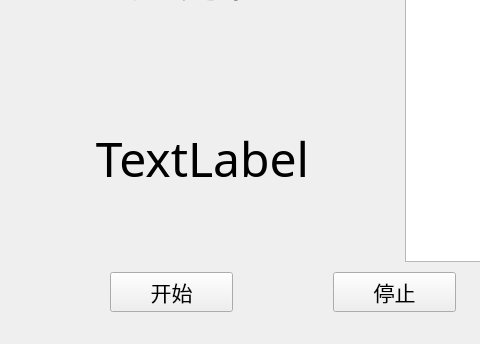
Qt form readpress/untitled/mainwindow.ui (NewJerseyBB62/qt) before a commit; both pictures show x 0 to 480 and y 256 to 600 of the 800 by 600 pixel window.
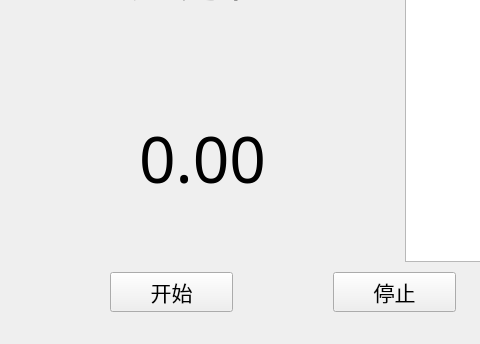
The same form after that commit.

Diff of the .ui file:
```diff
--- a/readpress/untitled/mainwindow.ui
+++ b/readpress/untitled/mainwindow.ui
@@ -364,11 +364,11 @@
           <property name="font">
            <font>
             <family>微软雅黑</family>
-            <pointsize>36</pointsize>
+            <pointsize>48</pointsize>
            </font>
           </property>
           <property name="text">
-           <string>TextLabel</string>
+           <string>0.00</string>
           </property>
           <property name="alignment">
            <set>Qt::AlignCenter</set>
```
Left out of the diff: 4 changed lines with no effect on the pictures.
